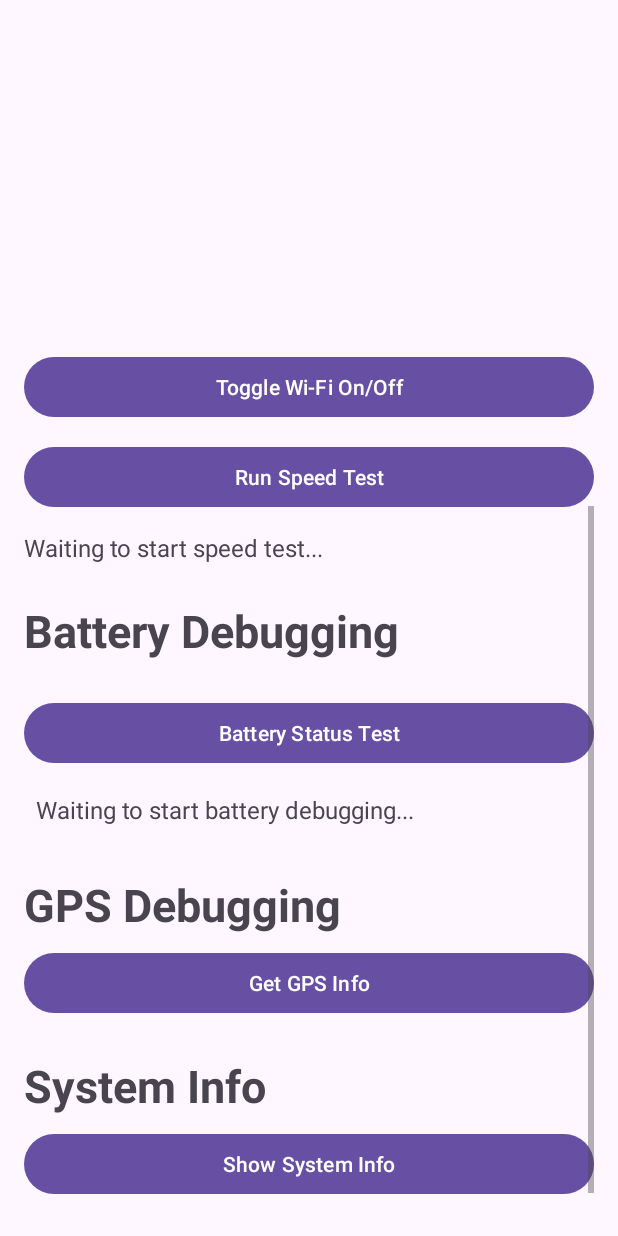
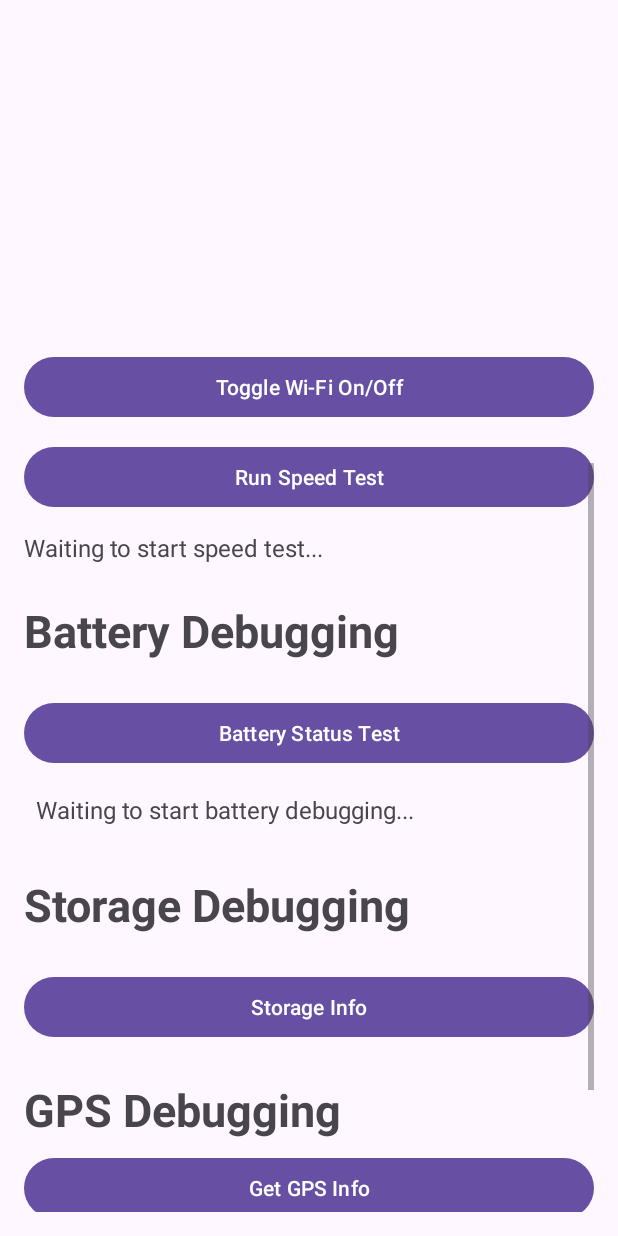
Before and after one commit to vasili1310/AndroidDebuggerPro, an Android app: the screen it shows after launch (MainActivity), scrolled down 576 dp, on a phone screen of 412 x 824 dp. Run offline under Robolectric (Android 15) with nearby library versions, the phone set to English and light mode, and no system bars.

Commit message:
Added Storage Info

```diff
--- a/app/build.gradle.kts
+++ b/app/build.gradle.kts
@@ -51,6 +51,7 @@ dependencies {
     implementation("com.squareup.okhttp3:okhttp:4.12.0")
     implementation("com.google.android.gms:play-services-maps:19.2.0")
     implementation("com.google.android.gms:play-services-location:21.0.1")
+    implementation("com.github.PhilJay:MPAndroidChart:v3.1.0")
     testImplementation("junit:junit:4.13.2")
     androidTestImplementation("androidx.test.ext:junit:1.2.1")
     androidTestImplementation("androidx.test.espresso:espresso-core:3.6.1")
--- a/app/src/main/AndroidManifest.xml
+++ b/app/src/main/AndroidManifest.xml
@@ -44,6 +44,7 @@
         <activity android:name=".ScreenTestActivity" />
         <activity android:name=".SensorTestActivity" />
         <activity android:name=".GpsDebugActivity" />
+        <activity android:name=".StorageDebugActivity" />
     </application>
 
 </manifest>
--- a/app/src/main/java/com/example/androiddebuggerpro/MainActivity.java
+++ b/app/src/main/java/com/example/androiddebuggerpro/MainActivity.java
@@ -156,22 +156,17 @@ public class MainActivity extends AppCompatActivity {
 
         btnSystemInfo.setOnClickListener(v -> showSystemInfo(systemInfoOutput));
 
-        // Request location permission
-//        if (checkSelfPermission(Manifest.permission.ACCESS_FINE_LOCATION) != PackageManager.PERMISSION_GRANTED) {
-//            requestPermissions(new String[]{Manifest.permission.ACCESS_FINE_LOCATION}, 101);
-//        }
-//
         Button btnGPS = findViewById(R.id.btnGPS);
-//        TextView textGPSInfo = findViewById(R.id.textGPSInfo);
-//
+
         btnGPS.setOnClickListener(v -> {
-//            if (checkSelfPermission(Manifest.permission.ACCESS_FINE_LOCATION) ==
-//            PackageManager.PERMISSION_GRANTED) {
-//                startGPSDebugging(textGPSInfo);
-//            } else {
-//                textGPSInfo.setText("Location permission not granted");
-//            }
             Intent intent = new Intent(MainActivity.this, GpsDebugActivity.class);
+            startActivity(intent);
+        });
+
+        // Storage Info
+        Button btnStorageInfo = findViewById(R.id.btnStorageInfo);
+        btnStorageInfo.setOnClickListener(v -> {
+            Intent intent = new Intent(MainActivity.this, StorageDebugActivity.class);
             startActivity(intent);
         });
     }
--- a/app/src/main/res/layout/activity_main.xml
+++ b/app/src/main/res/layout/activity_main.xml
@@ -155,6 +155,23 @@
             android:textSize="16sp"
             android:layout_marginTop="8dp" />
 
+        <!-- Storage Debugging -->
+        <TextView
+            android:text="Storage Debugging"
+            android:textStyle="bold"
+            android:textSize="30sp"
+            android:layout_marginTop="24dp"
+            android:layout_marginBottom="8dp"
+            android:layout_width="wrap_content"
+            android:layout_height="wrap_content" />
+
+        <Button
+            android:id="@+id/btnStorageInfo"
+            android:layout_width="match_parent"
+            android:layout_height="wrap_content"
+            android:text="Storage Info"
+            android:layout_marginTop="16dp" />
+
         <!-- GPS Debugging -->
         <TextView
             android:text="GPS Debugging"
@@ -170,13 +187,6 @@
             android:layout_width="match_parent"
             android:layout_height="wrap_content"
             android:text="Get GPS Info" />
-
-        <!--<TextView
-            android:id="@+id/textGPSInfo"
-            android:layout_width="match_parent"
-            android:layout_height="wrap_content"
-            android:padding="12dp"
-            android:textSize="14sp" /> -->
 
         <!-- System Info Dump Section -->
         <TextView
--- a/settings.gradle.kts
+++ b/settings.gradle.kts
@@ -10,6 +10,7 @@ dependencyResolutionManagement {
     repositories {
         google()
         mavenCentral()
+        maven("https://jitpack.io")
     }
 }
 
```
Also changed, not shown: app/src/main/java/com/example/androiddebuggerpro/StorageDebugActivity.java (added, +100 -0 lines), app/src/main/res/layout/activity_storage_debug.xml (added, +28 -0 lines).
